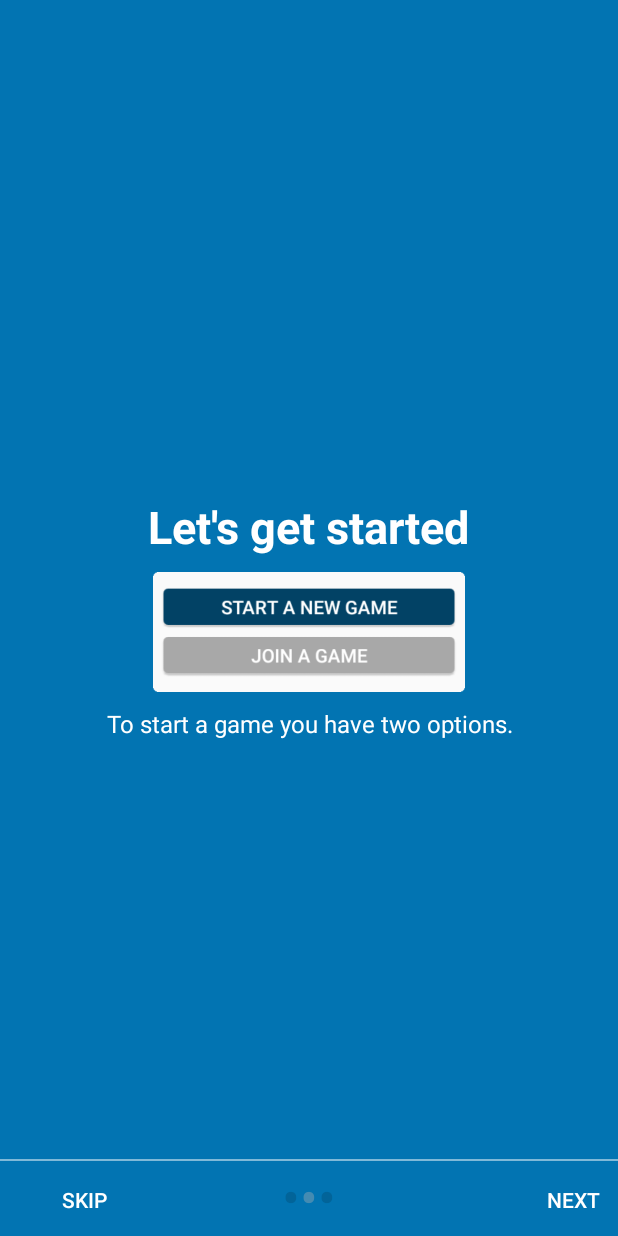
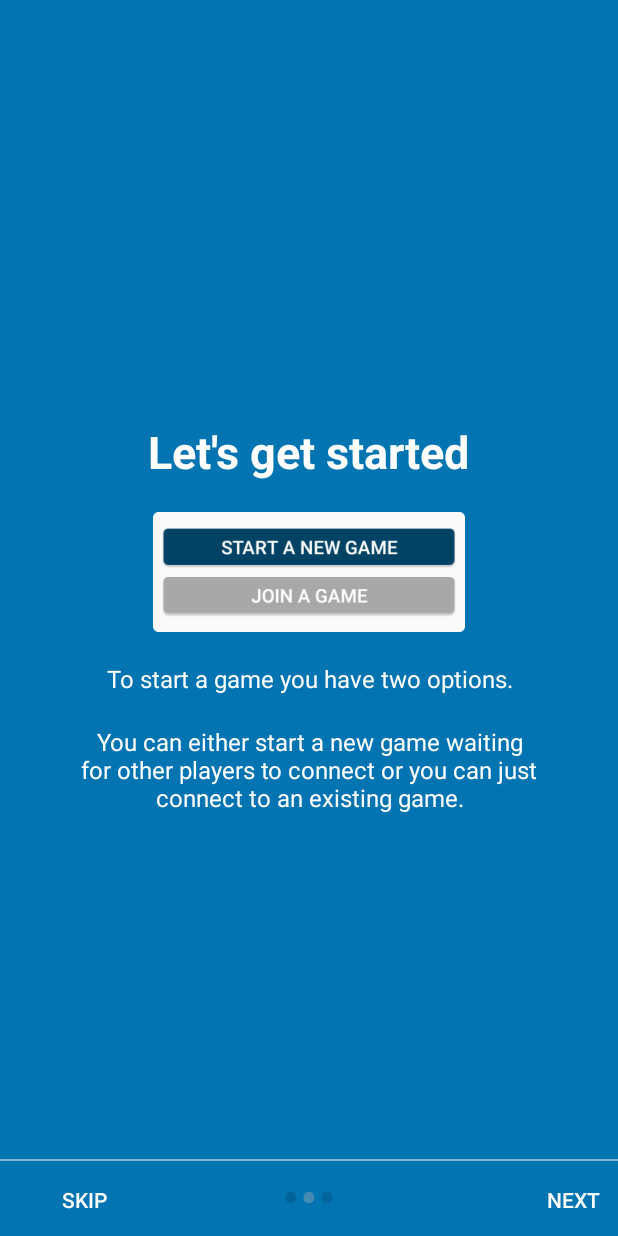
Before and after one commit to SecUSo/privacy-friendly-werewolf, an Android app: the screen it shows after launch (TutorialActivity), after a tap on "NEXT", on a phone screen of 412 x 824 dp. Run offline under Robolectric (Android 15) with nearby library versions, the phone set to English and light mode, and no system bars.

Commit message:
Spacing for tutorial added

```diff
--- a/app/src/main/res/layout/tutorial_slide2.xml
+++ b/app/src/main/res/layout/tutorial_slide2.xml
@@ -24,12 +24,12 @@
             android:layout_height="80dp"
             android:background="@mipmap/slide_2"
             android:layout_width="208dp"
-            android:layout_marginTop="10dp"/>
+            android:layout_marginTop="20dp"/>
 
         <TextView
             android:layout_width="wrap_content"
             android:layout_height="wrap_content"
-            android:layout_marginTop="10dp"
+            android:layout_marginTop="20dp"
             android:gravity="center"
             android:paddingLeft="@dimen/desc_padding"
             android:paddingRight="@dimen/desc_padding"
@@ -38,6 +38,18 @@
             android:textColor="@android:color/white"
             android:textSize="@dimen/slide_desc" />
 
+        <TextView
+            android:layout_width="wrap_content"
+            android:layout_height="wrap_content"
+            android:layout_marginTop="20dp"
+            android:gravity="center"
+            android:paddingLeft="@dimen/desc_padding"
+            android:paddingRight="@dimen/desc_padding"
+            android:text="@string/slide2_text2"
+            android:textAlignment="center"
+            android:textColor="@android:color/white"
+            android:textSize="@dimen/slide_desc" />
+
     </LinearLayout>
 
 
--- a/app/src/main/res/layout/tutorial_slide4.xml
+++ b/app/src/main/res/layout/tutorial_slide4.xml
@@ -24,7 +24,7 @@
             android:layout_width="233dp"
             android:layout_height="132dp"
             android:background="@mipmap/slide_4"
-            android:layout_marginTop="10dp"
+            android:layout_marginTop="20dp"
             />
 
         <TextView
```
